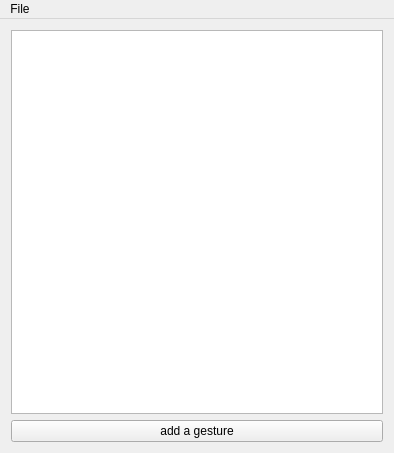
This is UIMyoWekaGenFiles/GenMyoWindow.ui in DMIunipg/AI-Gestures-Classifier as Qt 5 draws it before an edit. The edited form follows.
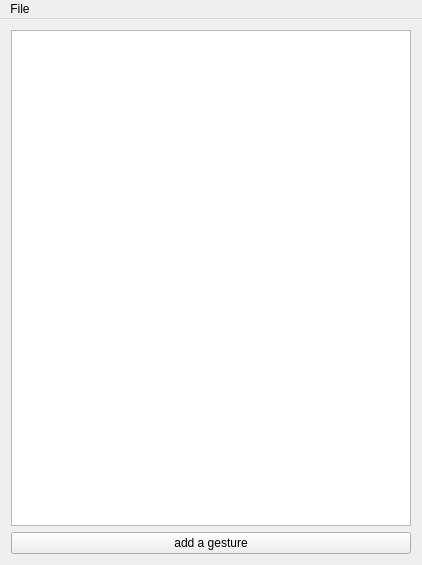
This is the edited form.

Patch:
```diff
--- a/UIMyoWekaGenFiles/GenMyoWindow.ui
+++ b/UIMyoWekaGenFiles/GenMyoWindow.ui
@@ -6,8 +6,8 @@
    <rect>
     <x>0</x>
     <y>0</y>
-    <width>394</width>
-    <height>453</height>
+    <width>422</width>
+    <height>565</height>
    </rect>
   </property>
   <property name="windowTitle">
@@ -32,7 +32,7 @@
     <rect>
      <x>0</x>
      <y>0</y>
-     <width>394</width>
+     <width>422</width>
      <height>22</height>
     </rect>
    </property>
```
Left out of the diff: 23 changed lines with no effect on the pictures.
